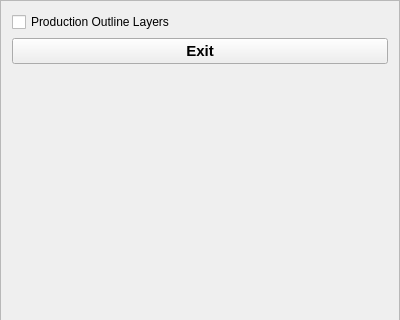
Qt form buildings/gui/production_edits.ui (linz/nz-buildings) before a commit; both pictures show x 0 to 400 and y 0 to 320 of the 400 by 1010 pixel window.
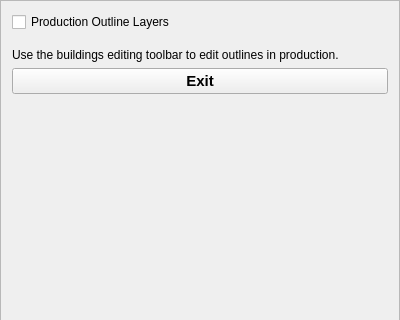
The same form after that commit.

Commit message:
add tooltips to help navigate UI
based on user feedback

Diff of the .ui file:
```diff
--- a/buildings/gui/production_edits.ui
+++ b/buildings/gui/production_edits.ui
@@ -39,6 +39,35 @@
      </property>
     </widget>
    </item>
+   <item>
+    <spacer name="vtsp_9">
+     <property name="orientation">
+      <enum>Qt::Vertical</enum>
+     </property>
+     <property name="sizeType">
+      <enum>QSizePolicy::Fixed</enum>
+     </property>
+     <property name="sizeHint" stdset="0">
+      <size>
+       <width>20</width>
+       <height>10</height>
+      </size>
+     </property>
+    </spacer>
+   </item>
+   <item>
+    <widget class="QLabel" name="label">
+     <property name="text">
+      <string>Use the buildings editing toolbar to edit outlines in production.</string>
+     </property>
+     <property name="scaledContents">
+      <bool>false</bool>
+     </property>
+     <property name="wordWrap">
+      <bool>true</bool>
+     </property>
+    </widget>
+   </item>
    <item>
     <widget class="QPushButton" name="btn_exit">
      <property name="sizePolicy">
```
Left out of the diff: 3 changed lines with no effect on the pictures. The commit also changes 4 other files.
